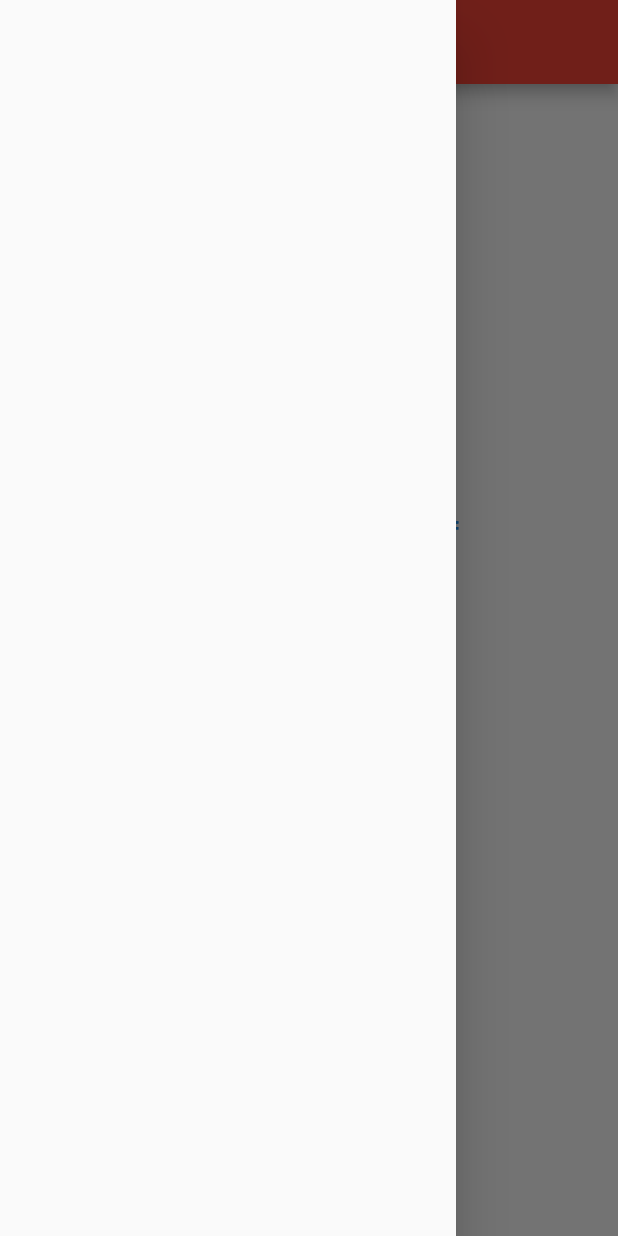
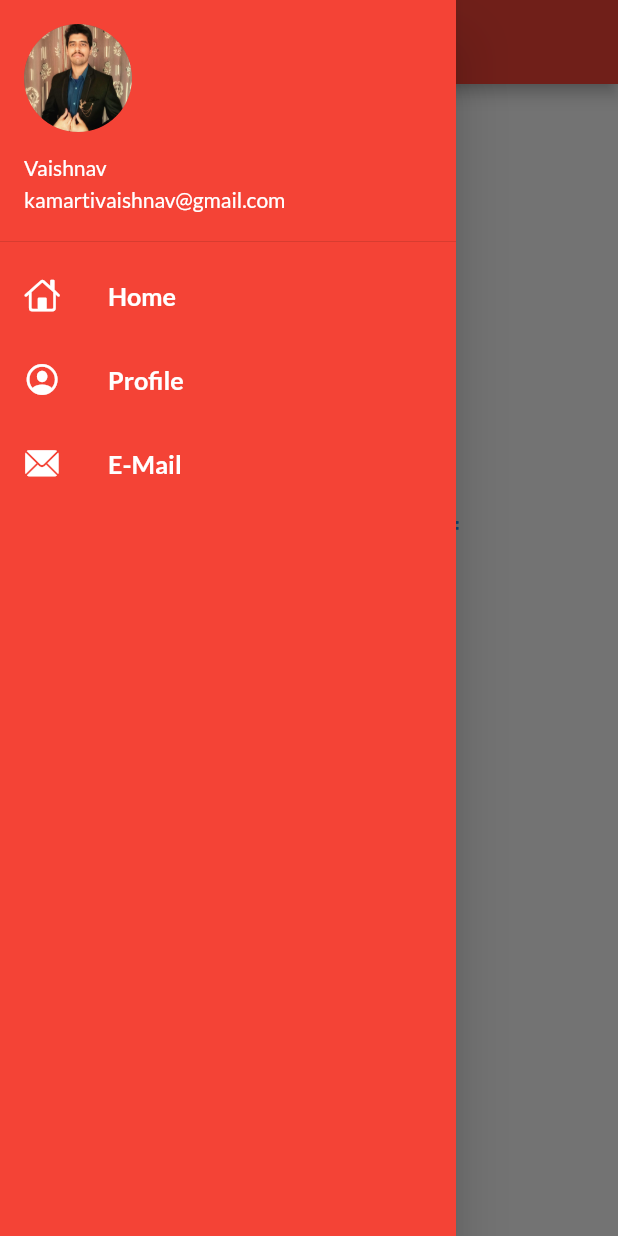
Before and after one commit to vaishnav-192/Android_development, a Flutter app: the screen it shows after launch, with the side drawer open, on a phone screen of 412 x 824 dp. Run offline on Flutter 3.47's test engine with Material 2 defaults, Android fonts, the phone set to English and light mode, and no system bars; our stand-ins replace google_fonts; missing offline and left inert: dart:js.

Commit message:
day_9 completed

```diff
--- a/lib/Pages/homepage.dart
+++ b/lib/Pages/homepage.dart
@@ -2,6 +2,7 @@
 
 import 'package:flutter/material.dart';
 import 'package:flutter_application_1/utils/routes.dart';
+import 'package:flutter_application_1/widgets/drawer.dart';
 
 // ignore: camel_case_types
 class homepage extends StatelessWidget {
@@ -57,7 +58,7 @@ class homepage extends StatelessWidget {
           ),
         ),
       ),
-      drawer: Drawer(),
+      drawer: MyDrawer(),
     );
   }
 }
--- a/lib/main.dart
+++ b/lib/main.dart
@@ -6,6 +6,7 @@ import 'package:flutter_application_1/Pages/login_page.dart';
 import 'package:flutter_application_1/Pages/welcome_page.dart';
 import 'package:flutter_application_1/utils/routes.dart';
 import 'package:google_fonts/google_fonts.dart';
+import 'package:flutter_application_1/widgets/drawer.dart';
 
 void main(List<String> args) {
   runApp(MyApp());
--- /dev/null
+++ b/lib/widgets/drawer.dart
@@ -0,0 +1,75 @@
+// ignore_for_file: prefer_const_constructors, prefer_const_literals_to_create_immutables
+
+import 'package:flutter/cupertino.dart';
+import 'package:flutter/material.dart';
+import 'package:flutter/painting.dart';
+
+class MyDrawer extends StatelessWidget {
+  const MyDrawer({Key? key}) : super(key: key);
+
+  @override
+  Widget build(BuildContext context) {
+    return Drawer(
+      elevation: 16.0,
+      child: Container(
+        color: Colors.red,
+        child: ListView(
+          padding: EdgeInsets.zero,
+          children: [
+            DrawerHeader(
+              padding: EdgeInsets.zero,
+              child: UserAccountsDrawerHeader(
+                  margin: EdgeInsets.zero,
+                  accountName: Text("Vaishnav"),
+                  accountEmail: Text("kamartivaishnav@gmail.com"),
+                  currentAccountPicture: CircleAvatar(
+                    backgroundImage: AssetImage(
+                      "Assests/Images/Vaishnav.jpg",
+                    ),
+                  )),
+            ),
+            // Divider(
+            //   thickness: 1,
+            //   height: 5,
+            //   color: Colors.white,
+            // )
+            ListTile(
+              leading: Icon(CupertinoIcons.home, color: Colors.white),
+              title: Text(
+                "Home",
+                textScaleFactor: 1.2,
+                style: TextStyle(
+                  color: Colors.white,
+                  fontWeight: FontWeight.bold,
+                ),
+              ),
+            ),
+            ListTile(
+              leading:
+                  Icon(CupertinoIcons.profile_circled, color: Colors.white),
+              title: Text(
+                "Profile",
+                textScaleFactor: 1.2,
+                style: TextStyle(
+                  color: Colors.white,
+                  fontWeight: FontWeight.bold,
+                ),
+              ),
+            ),
+            ListTile(
+              leading: Icon(CupertinoIcons.mail_solid, color: Colors.white),
+              title: Text(
+                "E-Mail",
+                textScaleFactor: 1.2,
+                style: TextStyle(
+                  color: Colors.white,
+                  fontWeight: FontWeight.bold,
+                ),
+              ),
+            ),
+          ],
+        ),
+      ),
+    );
+  }
+}
```
Also changed, not shown: Assests/Images/Vaishnav.jpg (added).
